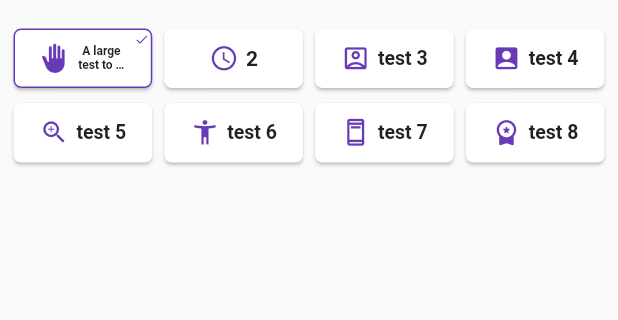
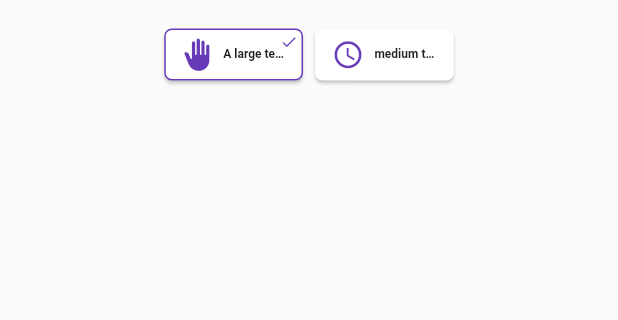
Before and after one commit to julioamadortejeda/button_multiselect, a Flutter app: the screen it shows after launch, after a tap on "A large test to show example", on a phone screen of 412 x 824 dp, the part 471-791 px from its top. Run offline on Flutter 3.47's test engine with Material 2 defaults, Android fonts, the phone set to English and light mode, and no system bars; drawn by our look-alikes of auto_size_text.

```diff
--- a/example/button_multiselect_example/lib/data_example.dart
+++ b/example/button_multiselect_example/lib/data_example.dart
@@ -9,49 +9,49 @@ class TestData {
 }
 
 ButtonMultiSelectItem<TestData> _itemTest1 = ButtonMultiSelectItem<TestData>(
-  'A large test to show example',
+  label: 'A large test to show example',
   value: TestData('one', 30),
   icon: Icons.back_hand,
 );
 
 ButtonMultiSelectItem<TestData> _itemTest2 = ButtonMultiSelectItem<TestData>(
-  '2',
+  label: 'medium text',
   value: TestData('two', 31),
   icon: Icons.access_time_outlined,
 );
 
 ButtonMultiSelectItem<TestData> _itemTest3 = ButtonMultiSelectItem<TestData>(
-  'test 3',
+  label: 'test 3',
   value: TestData('three', 22),
   icon: Icons.account_box_outlined,
 );
 
 ButtonMultiSelectItem<TestData> _itemTest4 = ButtonMultiSelectItem<TestData>(
-  'test 4',
+  label: 'test 4',
   value: TestData('for', 63),
   icon: Icons.account_box,
 );
 
 ButtonMultiSelectItem<TestData> _itemTest5 = ButtonMultiSelectItem<TestData>(
-  'test 5',
+  label: 'test 5',
   value: TestData('five', 12),
   icon: Icons.zoom_in_outlined,
 );
 
 ButtonMultiSelectItem<TestData> _itemTest6 = ButtonMultiSelectItem<TestData>(
-  'test 6',
+  label: 'test 6',
   value: TestData('six', 77),
   icon: Icons.accessibility_new_outlined,
 );
 
 ButtonMultiSelectItem<TestData> _itemTest7 = ButtonMultiSelectItem<TestData>(
-  'test 7',
+  label: 'test 7',
   value: TestData('seven', 54),
   icon: Icons.ad_units_outlined,
 );
 
 ButtonMultiSelectItem<TestData> _itemTest8 = ButtonMultiSelectItem<TestData>(
-  'test 8',
+  label: 'test 8',
   value: TestData('eight', 45),
   icon: Icons.workspace_premium_rounded,
 );
@@ -59,59 +59,59 @@ ButtonMultiSelectItem<TestData> _itemTest8 = ButtonMultiSelectItem<TestData>(
 List<ButtonMultiSelectItem<TestData>> items = [
   _itemTest1,
   _itemTest2,
-  _itemTest3,
-  _itemTest4,
-  _itemTest5,
-  _itemTest6,
-  _itemTest7,
-  _itemTest8
+  // _itemTest3,
+  // _itemTest4,
+  // _itemTest5,
+  // _itemTest6,
+  // _itemTest7,
+  // _itemTest8
 ];
 
 ButtonMultiSelectItem<TestData> _itemTestNoIcon1 =
     ButtonMultiSelectItem<TestData>(
-  'a large test to show example',
+  label: 'a large test to show example',
   value: TestData('one', 77),
 );
 
 ButtonMultiSelectItem<TestData> _itemTestNoIcon2 =
     ButtonMultiSelectItem<TestData>(
-  '2',
+  label: 'medium text',
   value: TestData('two', 77),
 );
 
 ButtonMultiSelectItem<TestData> _itemTestNoIcon3 =
     ButtonMultiSelectItem<TestData>(
-  'test 3',
+  label: 'test 3',
   value: TestData('three', 77),
 );
 
 ButtonMultiSelectItem<TestData> _itemTestNoIcon4 =
     ButtonMultiSelectItem<TestData>(
-  'test 4',
+  label: 'test 4',
   value: TestData('for', 77),
 );
 
 ButtonMultiSelectItem<TestData> _itemTestNoIcon5 =
     ButtonMultiSelectItem<TestData>(
-  'test 5',
+  label: 'test 5',
   value: TestData('five', 77),
 );
 
 ButtonMultiSelectItem<TestData> _itemTestNoIcon6 =
     ButtonMultiSelectItem<TestData>(
-  'test 6',
+  label: 'test 6',
   value: TestData('six', 77),
 );
 
 ButtonMultiSelectItem<TestData> _itemTestNoIcon7 =
     ButtonMultiSelectItem<TestData>(
-  'test 7',
+  label: 'test 7',
   value: TestData('seven', 77),
 );
 
 ButtonMultiSelectItem<TestData> _itemTestNoIcon8 =
     ButtonMultiSelectItem<TestData>(
-  'test 8',
+  label: 'test 8',
   value: TestData('eight', 77),
 );
 
--- a/example/button_multiselect_example/lib/demo_widget.dart
+++ b/example/button_multiselect_example/lib/demo_widget.dart
@@ -1,3 +1,5 @@
+import 'dart:developer';
+
 import 'package:flutter/material.dart';
 
 import 'package:button_multiselect/button_multiselect.dart';
@@ -127,9 +129,10 @@ class _DemoWidgetState extends State<DemoWidget> {
           ButtonMultiSelect<TestData>(
             buttonSize: selectedSize,
             items: hasIcon ? items : itemsNoIcons,
-            tag: 'primero',
+            twoLines: false,
             onSelectedChanged: (data) {
               //your code here
+              inspect(data);
             },
             selectedStyle: selectedStyle,
             primaryColor: Theme.of(context).primaryColor,
--- a/lib/src/app/ui/button_widget.dart
+++ b/lib/src/app/ui/button_widget.dart
@@ -12,6 +12,7 @@ class ButtonCard extends StatelessWidget {
   final Color primaryColor;
   final Color textColor;
   final ButtonSelectedStyle selectedStyle;
+  final bool twoLines;
   const ButtonCard({
     super.key,
     required this.item,
@@ -21,13 +22,15 @@ class ButtonCard extends StatelessWidget {
     required this.primaryColor,
     required this.textColor,
     required this.selectedStyle,
+    this.twoLines = false,
   });
 
   @override
   Widget build(BuildContext context) {
     return GestureDetector(
       onTap: onTap,
-      child: SizedBox(
+      child: LayoutBuilder(builder: (_, constraints) {
+        return SizedBox(
           width: width,
           child: Card(
             shape: RoundedRectangleBorder(
@@ -41,9 +44,9 @@ class ButtonCard extends StatelessWidget {
               borderRadius: BorderRadius.circular(5.0),
             ),
             child: AspectRatio(
-            aspectRatio: 21 / 9,
+              aspectRatio: 16 / 6,
               child: Container(
-              padding: EdgeInsets.all(width * .02),
+                padding: EdgeInsets.all(constraints.maxWidth * .008),
                 child: Stack(
                   children: [
                     if (selected &&
@@ -54,17 +57,20 @@ class ButtonCard extends StatelessWidget {
                         child: Icon(
                           color: primaryColor,
                           Icons.check,
-                        size: width * .1,
+                          size: constraints.maxWidth * .03,
                         ),
                       ),
                     Center(
                       child: Padding(
-                      padding: const EdgeInsets.all(8.0),
+                        padding: const EdgeInsets.symmetric(
+                          horizontal: 8,
+                        ),
                         child: Row(
                           mainAxisAlignment: MainAxisAlignment.center,
                           children: [
                             if (item.icon != null)
                               Flexible(
+                                flex: 1,
                                 child: FittedBox(
                                   fit: BoxFit.fitWidth,
                                   child: Icon(
@@ -79,11 +85,12 @@ class ButtonCard extends StatelessWidget {
                               width: 5,
                             ),
                             Flexible(
+                              flex: 2,
                               child: AutoSizeText(
                                 item.label,
                                 textAlign: TextAlign.center,
                                 overflow: TextOverflow.ellipsis,
-                              maxLines: 2,
+                                maxLines: twoLines ? 2 : 1,
                                 minFontSize: 8,
                                 style: TextStyle(
                                     color: textColor,
@@ -100,7 +107,8 @@ class ButtonCard extends StatelessWidget {
               ),
             ),
           ),
-      ),
+        );
+      }),
     );
   }
 }
--- a/lib/src/button_multiselect.dart
+++ b/lib/src/button_multiselect.dart
@@ -1,20 +1,20 @@
 import 'package:flutter/material.dart';
-import 'package:get/get.dart';
+import 'package:provider/provider.dart';
 
 import 'app/ui/button_widget.dart';
-import 'controller/items_selected_controller.dart';
+import 'provider/item_selected_provider.dart';
 import 'utils/button_multiselect_item.dart';
 import 'utils/button_selected_style.dart';
 import 'utils/button_size.dart';
 
-class ButtonMultiSelect<T> extends GetView<ItemSelectedController> {
+class ButtonMultiSelect<T> extends StatelessWidget {
   final List<ButtonMultiSelectItem<T>> items;
   final ValueChanged<List<dynamic>> onSelectedChanged;
   final ButtonSize buttonSize;
   final Color primaryColor;
   final Color textColor;
   final ButtonSelectedStyle selectedStyle;
-  final String tag;
+  final bool twoLines;
 
   ButtonMultiSelect({
     required this.items,
@@ -23,20 +23,23 @@ class ButtonMultiSelect<T> extends GetView<ItemSelectedController> {
     required this.textColor,
     this.buttonSize = ButtonSize.medium,
     this.selectedStyle = ButtonSelectedStyle.both,
-    this.tag = 'default_tag',
     super.key,
+    this.twoLines = false,
   }) {
     bool fullIcons = items.every((element) => element.icon != null);
     bool emptyIcons = items.every((element) => element.icon == null);
 
     assert(items.isNotEmpty);
     assert(fullIcons != emptyIcons, 'all items must have icons or none');
-    Get.put<ItemSelectedController>(ItemSelectedController(), tag: tag);
   }
 
   @override
   Widget build(BuildContext context) {
-    return LayoutBuilder(
+    return MultiProvider(
+      providers: [
+        ChangeNotifierProvider(create: (context) => ItemSelectedProvider())
+      ],
+      child: LayoutBuilder(
         builder: (_, BoxConstraints constraints) {
           final buttonWidth =
               _calculateCardWidth(buttonSize, context, constraints.maxWidth);
@@ -48,28 +51,31 @@ class ButtonMultiSelect<T> extends GetView<ItemSelectedController> {
                 runSpacing: 2,
                 children: [
                   ...List.generate(items.length, (index) {
-                  return ObxValue((data) {
+                    return Consumer<ItemSelectedProvider>(
+                        builder: (_, itemSelected, __) {
                       return ButtonCard(
-                      selectedStyle: selectedStyle,
+                        twoLines: twoLines,
                         item: items[index],
-                      selected: controller.alreadyInList(index),
+                        selected: itemSelected.isSelected(items[index].value),
                         width: buttonWidth,
+                        onTap: () {
+                          itemSelected
+                              .addOrRemoveSelectedItem(items[index].value);
+                          onSelectedChanged(itemSelected.selectedItems);
+                        },
                         primaryColor: primaryColor,
                         textColor: textColor,
-                      onTap: () {
-                        data.value = index;
-                        controller.addSelectedItem(items[index].value);
-                        controller.addSelectedIndex(index);
-                        onSelectedChanged(controller.selectedIems);
-                      },
+                        selectedStyle: selectedStyle,
                       );
-                  }, items.length.obs);
+                      // });
+                    });
                   })
                 ],
               ),
             ),
           );
         },
+      ),
     );
   }
 
--- a/lib/src/controller/items_selected_controller.dart
+++ /dev/null
@@ -1,29 +0,0 @@
-import 'package:get/get.dart';
-
-class ItemSelectedController<T> extends GetxController {
-  final _selectedIndex = <int>[].obs;
-  final _selectedItems = <T>[].obs;
-
-  List<int> get selectedIndex => _selectedIndex.value;
-  List<dynamic> get selectedIems => _selectedItems.value;
-
-  bool alreadyInList(int index) {
-    return _selectedIndex.contains(index);
-  }
-
-  void addSelectedIndex(int index) {
-    alreadyInList(index)
-        ? _selectedIndex.remove(index)
-        : _selectedIndex.add(index);
-  }
-
-  void addSelectedItem(T item) {
-    selectedIems.contains(item)
-        ? _selectedItems.remove(item)
-        : _selectedItems.add(item);
-  }
-
-  T getItem(int index) {
-    return _selectedItems[index];
-  }
-}
--- /dev/null
+++ b/lib/src/provider/item_selected_provider.dart
@@ -0,0 +1,17 @@
+import 'package:flutter/material.dart';
+
+class ItemSelectedProvider<T> extends ChangeNotifier {
+  final _selectedItems = <T>[];
+
+  List<T> get selectedItems => _selectedItems;
+
+  bool isSelected(T item) {
+    return _selectedItems.contains(item);
+  }
+
+  void addOrRemoveSelectedItem(T item) {
+    isSelected(item) ? _selectedItems.remove(item) : _selectedItems.add(item);
+
+    notifyListeners();
+  }
+}
--- a/lib/src/utils/button_multiselect_item.dart
+++ b/lib/src/utils/button_multiselect_item.dart
@@ -2,9 +2,9 @@ import 'package:flutter/widgets.dart';
 
 /// A model used to represent a each item
 class ButtonMultiSelectItem<T> {
-  final T? value;
+  final T value;
   final String label;
   final IconData? icon;
 
-  ButtonMultiSelectItem(this.label, {this.value, this.icon});
+  ButtonMultiSelectItem({required this.value, required this.label, this.icon});
 }
```
Also changed, not shown: pubspec.yaml (+4 -39 lines), example/button_multiselect_example/pubspec.lock, 2 other files. Lines whose indentation alone changed are shown as unchanged.
